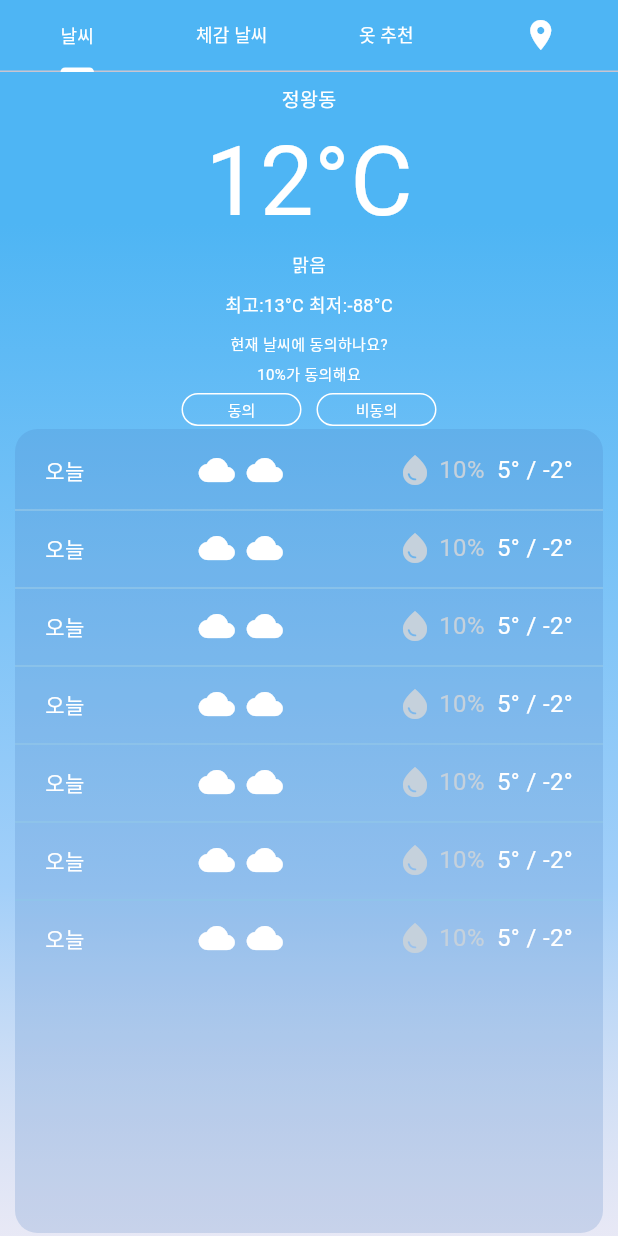
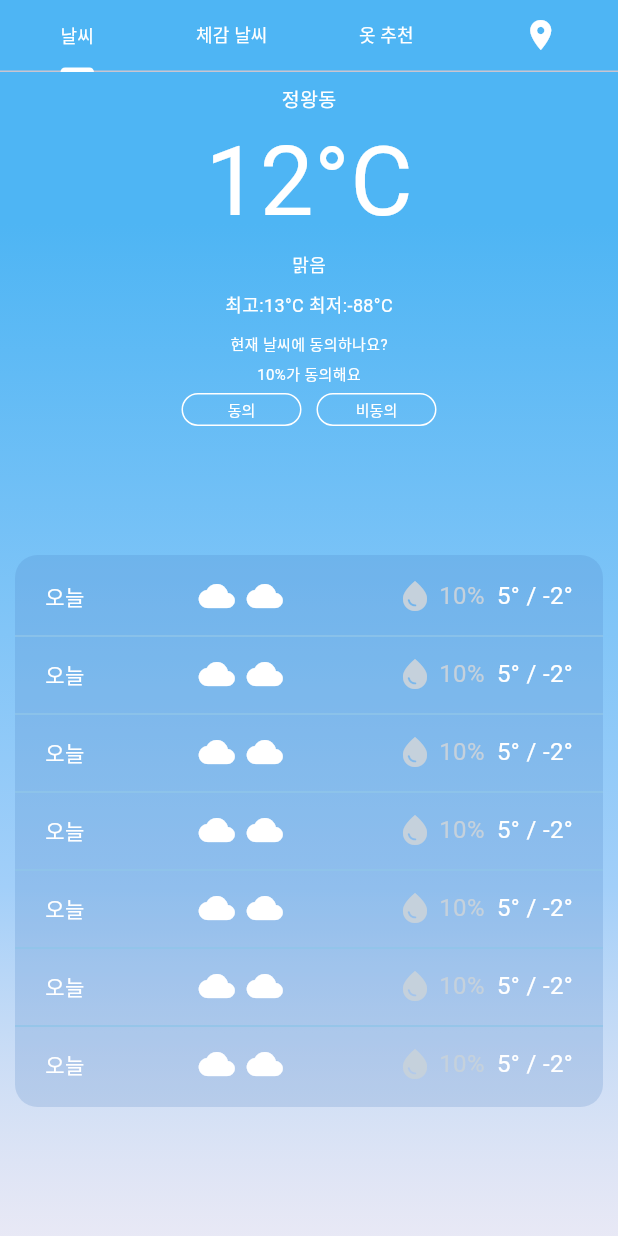
Before and after one commit to IMS-Side/NS-baragi-Flutter, a Flutter app: the screen it shows after launch, on a phone screen of 412 x 824 dp. Run offline on Flutter 3.47's test engine with Material 3 defaults, Android fonts, the phone set to English and light mode, and no system bars.

```diff
--- a/lib/main_page/screens/weekWeather.dart
+++ b/lib/main_page/screens/weekWeather.dart
@@ -13,7 +13,8 @@ class WeekWeather extends StatefulWidget {
 class _WeekWeatherState extends State<WeekWeather> {
   @override
   Widget build(BuildContext context) {
-    return Container(
+    return Center(
+      child: Container(
         width: 392,
         margin: const EdgeInsets.all(2),
         padding: const EdgeInsets.symmetric(vertical: 10),
@@ -22,6 +23,7 @@ class _WeekWeatherState extends State<WeekWeather> {
             borderRadius: BorderRadius.circular(15)
         ),
         child: ListView.separated(
+          shrinkWrap: true,
           physics: const NeverScrollableScrollPhysics(),
             itemCount: 7,
             itemBuilder: (context, index){
@@ -36,6 +38,7 @@ class _WeekWeatherState extends State<WeekWeather> {
               );
               },
           ),
+      ),
     );
   }
 }
```
Lines whose indentation alone changed are shown as unchanged.
